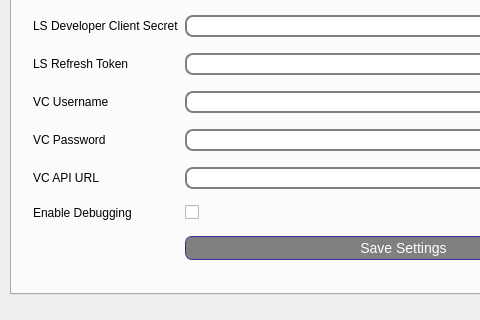
This is qt-lightspeed-pos-vc-connector/mainwindow.ui in beckf/lightspeed-vc-connector as Qt 5 draws it before an edit; both pictures show x 0 to 480 and y 392 to 712 of the 663 by 712 pixel window. The edited form follows.
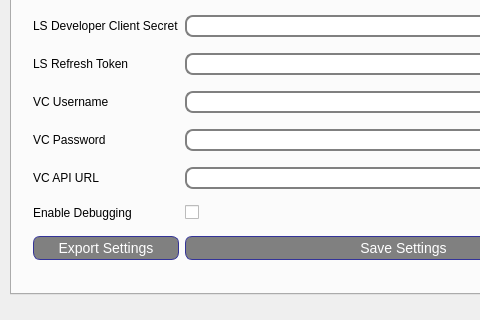
This is the edited form. The open tabs and pages were chosen to show the change.

Commit message: added export settings for cmdline

```diff
--- a/qt-lightspeed-pos-vc-connector/mainwindow.ui
+++ b/qt-lightspeed-pos-vc-connector/mainwindow.ui
@@ -928,6 +928,13 @@
          </property>
         </widget>
        </item>
+       <item row="9" column="0">
+        <widget class="QPushButton" name="btn_ExportSettings">
+         <property name="text">
+          <string>Export Settings</string>
+         </property>
+        </widget>
+       </item>
       </layout>
      </widget>
     </widget>
```
Left out of the diff: 5 changed lines with no effect on the pictures. The commit also changes 5 other files.
